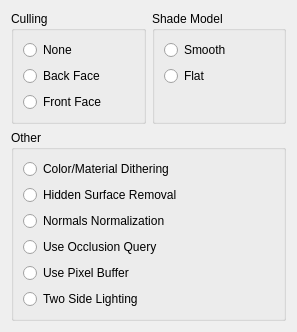
First picture: the form in src/cpp/plantgl/gui/base/interface/gloptions.ui, repository openalea/plantgl, before the edit.
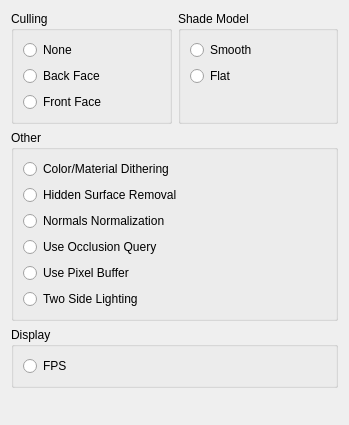
Second picture: the form after the edit.

Commit message: fix bug with rendering. add nested display list. add fps display.

```diff
--- a/src/cpp/plantgl/gui/base/interface/gloptions.ui
+++ b/src/cpp/plantgl/gui/base/interface/gloptions.ui
@@ -6,94 +6,28 @@
    <rect>
     <x>0</x>
     <y>0</y>
-    <width>297</width>
-    <height>307</height>
+    <width>349</width>
+    <height>425</height>
    </rect>
   </property>
   <property name="windowTitle">
    <string>Form</string>
   </property>
   <layout class="QGridLayout" name="gridLayout">
-   <item row="0" column="0">
-    <widget class="QGroupBox" name="CullFaceGroup">
-     <property name="title">
-      <string>Culling</string>
+   <item row="3" column="1" colspan="2">
+    <spacer>
+     <property name="orientation">
+      <enum>Qt::Vertical</enum>
      </property>
-     <layout class="QVBoxLayout">
-      <item>
-       <widget class="QRadioButton" name="NoCullingButton">
-        <property name="text">
-         <string>None</string>
-        </property>
-       </widget>
-      </item>
-      <item>
-       <widget class="QRadioButton" name="BackFaceButton">
-        <property name="text">
-         <string>Back Face</string>
-        </property>
-       </widget>
-      </item>
-      <item>
-       <widget class="QRadioButton" name="FrontFaceButton">
-        <property name="text">
-         <string>Front Face</string>
-        </property>
-       </widget>
-      </item>
-      <item>
-       <spacer>
-        <property name="orientation">
-         <enum>Qt::Vertical</enum>
-        </property>
-        <property name="sizeHint" stdset="0">
-         <size>
-          <width>21</width>
-          <height>2</height>
-         </size>
-        </property>
-       </spacer>
-      </item>
-     </layout>
-    </widget>
-   </item>
-   <item row="0" column="1">
-    <widget class="QGroupBox" name="ShadeGroup">
-     <property name="title">
-      <string>Shade Model</string>
+     <property name="sizeHint" stdset="0">
+      <size>
+       <width>138</width>
+       <height>20</height>
+      </size>
      </property>
-     <layout class="QVBoxLayout">
-      <item>
-       <widget class="QRadioButton" name="SmoothButton">
-        <property name="text">
-         <string>Smooth</string>
-        </property>
-       </widget>
-      </item>
-      <item>
-       <widget class="QRadioButton" name="FlatButton">
-        <property name="text">
-         <string>Flat</string>
-        </property>
-       </widget>
-      </item>
-      <item>
-       <spacer>
-        <property name="orientation">
-         <enum>Qt::Vertical</enum>
-        </property>
-        <property name="sizeHint" stdset="0">
-         <size>
-          <width>20</width>
-          <height>2</height>
-         </size>
-        </property>
-       </spacer>
-      </item>
-     </layout>
-    </widget>
+    </spacer>
    </item>
-   <item row="1" column="0" colspan="2">
+   <item row="1" column="1" colspan="2">
     <widget class="QGroupBox" name="OtherGroup">
      <property name="title">
       <string>Other</string>
@@ -168,18 +102,87 @@
      </layout>
     </widget>
    </item>
-   <item row="2" column="0" colspan="2">
-    <spacer>
-     <property name="orientation">
-      <enum>Qt::Vertical</enum>
+   <item row="0" column="2">
+    <widget class="QGroupBox" name="ShadeGroup">
+     <property name="title">
+      <string>Shade Model</string>
      </property>
-     <property name="sizeHint" stdset="0">
-      <size>
-       <width>138</width>
-       <height>20</height>
-      </size>
+     <layout class="QVBoxLayout">
+      <item>
+       <widget class="QRadioButton" name="SmoothButton">
+        <property name="text">
+         <string>Smooth</string>
+        </property>
+       </widget>
+      </item>
+      <item>
+       <widget class="QRadioButton" name="FlatButton">
+        <property name="text">
+         <string>Flat</string>
+        </property>
+       </widget>
+      </item>
+      <item>
+       <spacer>
+        <property name="orientation">
+         <enum>Qt::Vertical</enum>
+        </property>
+        <property name="sizeHint" stdset="0">
+         <size>
+          <width>20</width>
+          <height>2</height>
+         </size>
+        </property>
+       </spacer>
+      </item>
+     </layout>
+    </widget>
+   </item>
+   <item row="0" column="1">
+    <widget class="QGroupBox" name="CullFaceGroup">
+     <property name="title">
+      <string>Culling</string>
      </property>
-    </spacer>
+     <layout class="QVBoxLayout">
+      <item>
+       <widget class="QRadioButton" name="NoCullingButton">
+        <property name="text">
+         <string>None</string>
+        </property>
+       </widget>
+      </item>
+      <item>
+       <widget class="QRadioButton" name="BackFaceButton">
+        <property name="text">
+         <string>Back Face</string>
+        </property>
+       </widget>
+      </item>
+      <item>
+       <widget class="QRadioButton" name="FrontFaceButton">
+        <property name="text">
+         <string>Front Face</string>
+        </property>
+       </widget>
+      </item>
+     </layout>
+    </widget>
+   </item>
+   <item row="2" column="1" colspan="2">
+    <widget class="QGroupBox" name="groupBox">
+     <property name="title">
+      <string>Display</string>
+     </property>
+     <layout class="QVBoxLayout" name="verticalLayout_2">
+      <item>
+       <widget class="QRadioButton" name="FPSButton">
+        <property name="text">
+         <string>FPS</string>
+        </property>
+       </widget>
+      </item>
+     </layout>
+    </widget>
    </item>
   </layout>
  </widget>
```
The commit also changes 6 other files.
